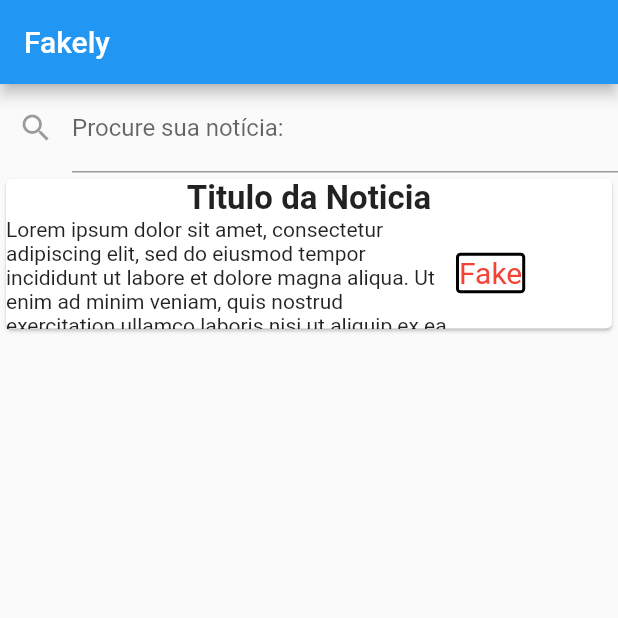
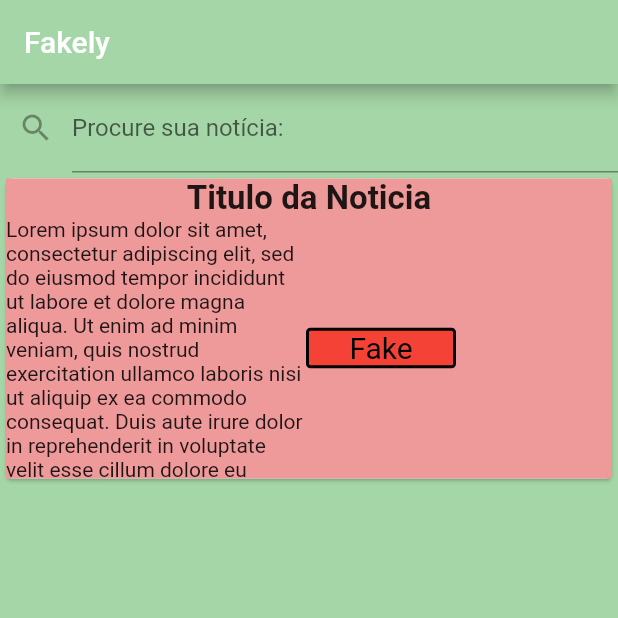
Before and after one commit to matheuskja/fakely, a Flutter app: the screen it shows after launch, on a phone screen of 412 x 824 dp, the top half of it. Run offline on Flutter 3.47's test engine with Material 2 defaults, Android fonts, the phone set to English and light mode, and no system bars; missing offline and left inert: receive_sharing_intent; Roboto replaces fonts that are missing (comicsans).

Commit message:
mudei design, tentei negocio de compartilhar

```diff
--- a/front/fakely/lib/cardnews.dart
+++ b/front/fakely/lib/cardnews.dart
@@ -1,4 +1,5 @@
 import 'package:fakely/newspage.dart';
+import 'package:fakely/teste.dart';
 import 'package:flutter/material.dart';
 
 class NewsCard extends StatelessWidget {
@@ -10,16 +11,20 @@ class NewsCard extends StatelessWidget {
   @override
   Widget build(BuildContext context) {
     Color colResult;
+    Color colText;
     if (result == "Fake") {
       colResult = Colors.red;
+      colText = Colors.red[200];
     } else {
       colResult = Colors.green;
+      colText = Colors.green[300];
     }
     return GestureDetector(
       child: Card(
         child: Container(
           width: double.infinity,
-          height: 100,
+          height: 200,
+          color: colText,
           child: Column(
             children: [
               Text(
@@ -36,13 +41,15 @@ class NewsCard extends StatelessWidget {
                 child: Row(
                   children: [
                     Container(
-                      width: 300,
+                      alignment: Alignment.center,
+                      width: 200,
                       child: SingleChildScrollView(
                         child: Text(
                           this.text,
                           textAlign: TextAlign.left,
                           // overflow: TextOverflow.ellipsis,
                           // softWrap: true,
+
                           style: TextStyle(
                             fontSize: 14,
                           ),
@@ -50,7 +57,9 @@ class NewsCard extends StatelessWidget {
                       ),
                     ),
                     Container(
+                      width: 100,
                       decoration: BoxDecoration(
+                        color: colResult,
                         borderRadius: BorderRadius.circular(3),
                         border: Border.all(
                           width: 2,
@@ -60,7 +69,7 @@ class NewsCard extends StatelessWidget {
                         this.result,
                         textAlign: TextAlign.center,
                         style: TextStyle(
-                          color: colResult,
+                          color: Colors.black,
                           fontSize: 20,
                         ),
                       ),
@@ -68,6 +77,7 @@ class NewsCard extends StatelessWidget {
                   ],
                 ),
               ),
+
             ],
           ),
         ),
--- a/front/fakely/lib/homepage.dart
+++ b/front/fakely/lib/homepage.dart
@@ -1,6 +1,7 @@
 import 'package:fakely/cardnews.dart';
 import 'package:fakely/searchbar.dart';
 import "package:flutter/material.dart";
+import "package:fakely/teste.dart";
 
 class HomePage extends StatelessWidget {
   @override
@@ -8,13 +9,14 @@ class HomePage extends StatelessWidget {
     String text_test = "Lorem ipsum dolor sit amet, consectetur adipiscing elit, sed do eiusmod tempor incididunt ut labore et dolore magna aliqua. Ut enim ad minim veniam, quis nostrud exercitation ullamco laboris nisi ut aliquip ex ea commodo consequat. Duis aute irure dolor in reprehenderit in voluptate velit esse cillum dolore eu fugiat nulla pariatur. Excepteur sint occaecat cupidatat non proident, sunt in culpa qui officia deserunt mollit anim id est laborum.";
     return MaterialApp(
       home: Scaffold(
+        backgroundColor: Colors.green[200],
         appBar: AppBar(
+          backgroundColor: Colors.green[200],
           title: Text("Fakely"),
         ),
         body: Container(
-          width: double.infinity,
           child: Column(
-            children: [
+              children: [
               SearchBar(),
               Expanded(
                 child: ListView(
@@ -22,7 +24,7 @@ class HomePage extends StatelessWidget {
                     NewsCard("Titulo da Noticia", text_test)
                   ],
                 ),
-              )
+              ),
             ],
           ),
         ),
--- a/front/fakely/pubspec.yaml
+++ b/front/fakely/pubspec.yaml
@@ -23,8 +23,7 @@ environment:
 dependencies:
   flutter:
     sdk: flutter
-
-
+  receive_sharing_intent: ^1.4.2
   # The following adds the Cupertino Icons font to your application.
   # Use with the CupertinoIcons class for iOS style icons.
   cupertino_icons: ^1.0.0
```
Also changed, not shown: front/fakely/lib/teste.dart (added, +93 -0 lines).
